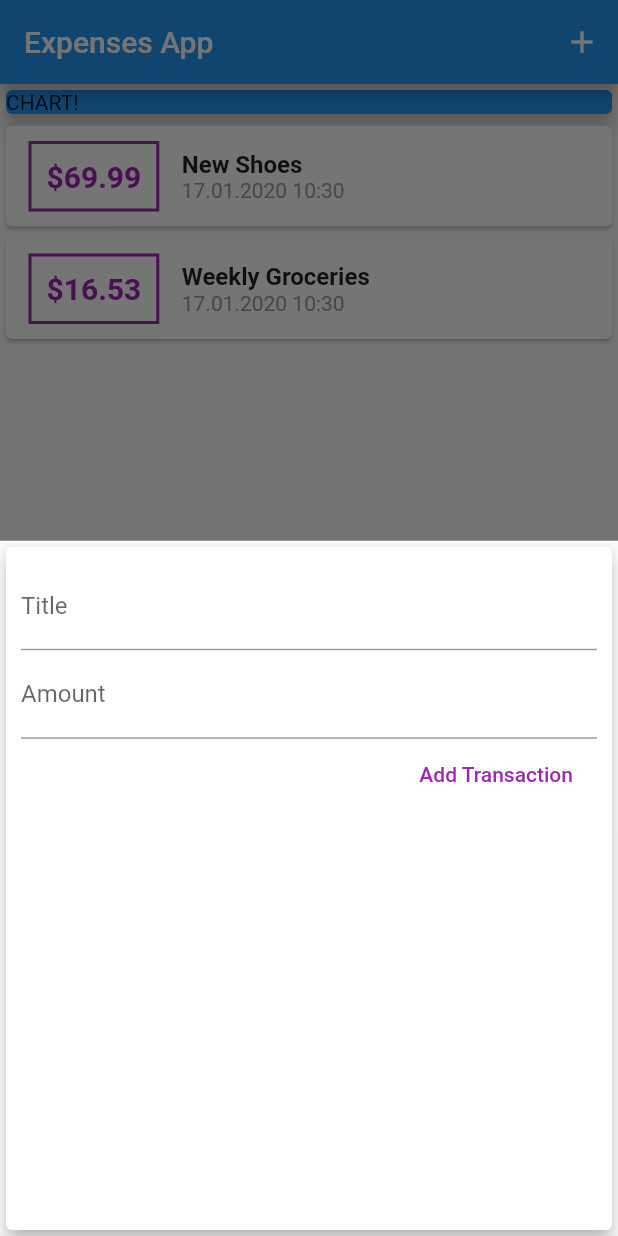
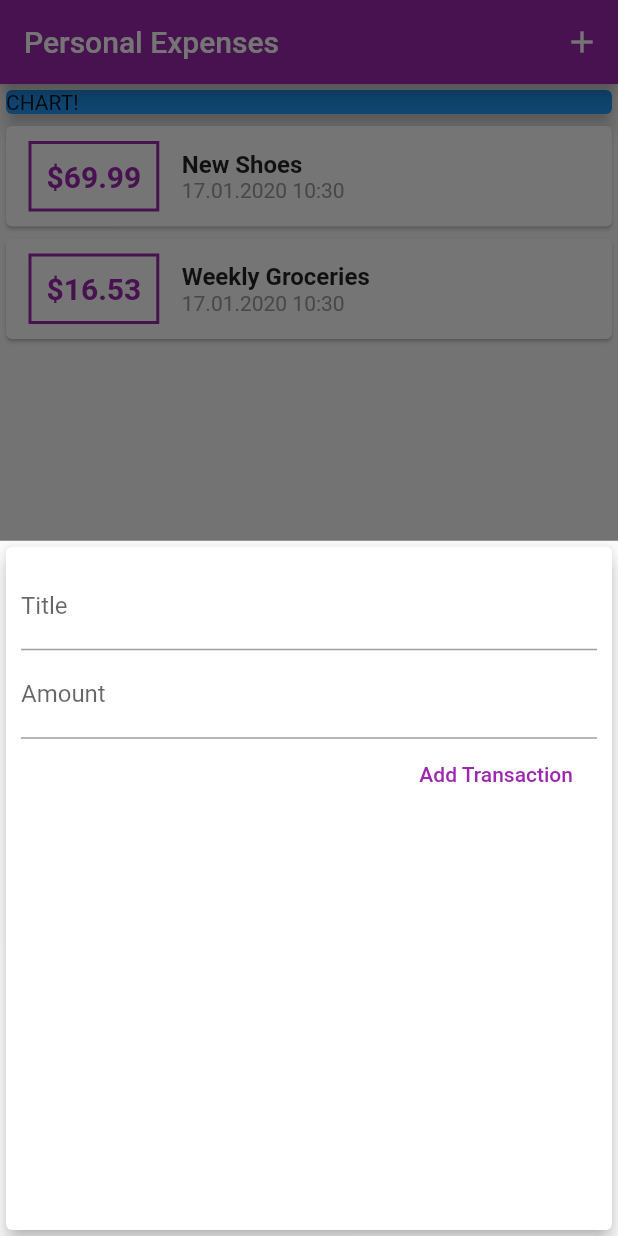
Before and after one commit to ikrs/personal_expenses_app, a Flutter app: the screen it shows after launch, after a tap on the "add" icon, on a phone screen of 412 x 824 dp. Run offline on Flutter 3.47's test engine with Material 2 defaults, Android fonts, the phone set to English and light mode, and no system bars.

Commit message:
added theme and theme global colors

```diff
--- a/lib/main.dart
+++ b/lib/main.dart
@@ -12,7 +12,12 @@ class MyApp extends StatelessWidget {
   @override
   Widget build(BuildContext context) {
     return MaterialApp(
-      title: 'Flutter App',
+      title: 'Personal Expenses',
+      // adding theme
+      theme: ThemeData(
+        primarySwatch: Colors.purple,
+        accentColor: Colors.amber,
+      ),
       home: MyHomePage(),
     );
   }
@@ -49,7 +54,7 @@ class _MyHomePageState extends State<MyHomePage> {
   Widget build(BuildContext context) {
     return Scaffold(
       appBar: AppBar(
-        title: Text('Expenses App'),
+        title: Text('Personal Expenses'),
         actions: <Widget>[
           // adding icon button
           IconButton(
@@ -61,7 +66,6 @@ class _MyHomePageState extends State<MyHomePage> {
       // added scrolling
       body: SingleChildScrollView(
         child: Column(
-          //mainAxisAlignment: MainAxisAlignment.start,
           crossAxisAlignment: CrossAxisAlignment.start,
           children: <Widget>[
             Container(
--- a/lib/widgets/new_transaction.dart
+++ b/lib/widgets/new_transaction.dart
@@ -1,11 +1,17 @@
 import 'package:flutter/material.dart';
 
-class NewTransaction extends StatelessWidget {
-  final titleController = TextEditingController();
-  final amountController = TextEditingController();
+class NewTransaction extends StatefulWidget {
   final Function addNewTransaction;
 
   NewTransaction(this.addNewTransaction);
+
+  @override
+  _NewTransactionState createState() => _NewTransactionState();
+}
+
+class _NewTransactionState extends State<NewTransaction> {
+  final titleController = TextEditingController();
+  final amountController = TextEditingController();
 
   @override
   Widget build(BuildContext context) {
@@ -49,6 +55,10 @@ class NewTransaction extends StatelessWidget {
       return;
     }
 
-    addNewTransaction(enteredTitle, enteredAmount);
+    //inherit function passed to constructor from parent StateFull widget
+    widget.addNewTransaction(enteredTitle, enteredAmount);
+
+    // close model popup after submit
+    Navigator.of(context).pop();
   }
 }
--- a/lib/widgets/transaction_list.dart
+++ b/lib/widgets/transaction_list.dart
@@ -29,7 +29,8 @@ class TransactionList extends StatelessWidget {
                   ),
                   decoration: BoxDecoration(
                     border: Border.all(
-                      color: Colors.purple,
+                      // using color defined in theme
+                      color: Theme.of(context).primaryColor,
                       width: 2,
                     ),
                   ),
@@ -41,7 +42,7 @@ class TransactionList extends StatelessWidget {
                     style: TextStyle(
                       fontWeight: FontWeight.bold,
                       fontSize: 20,
-                      color: Colors.purple,
+                      color: Theme.of(context).primaryColor,
                     ),
                   ),
                 ),
```
